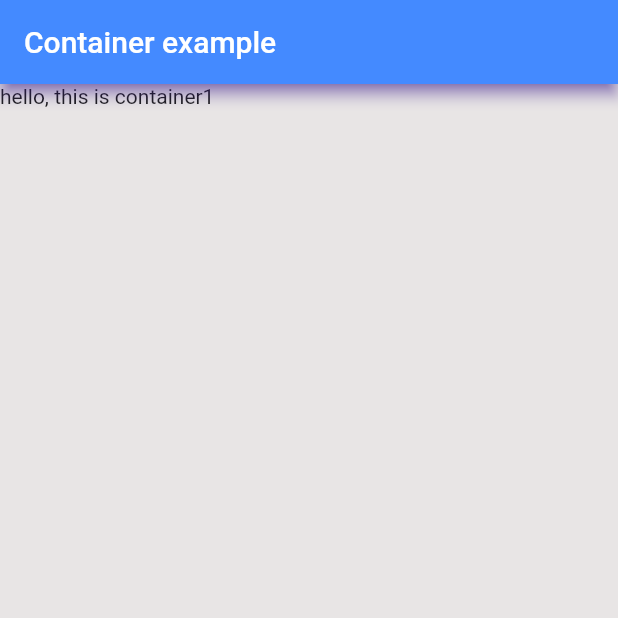
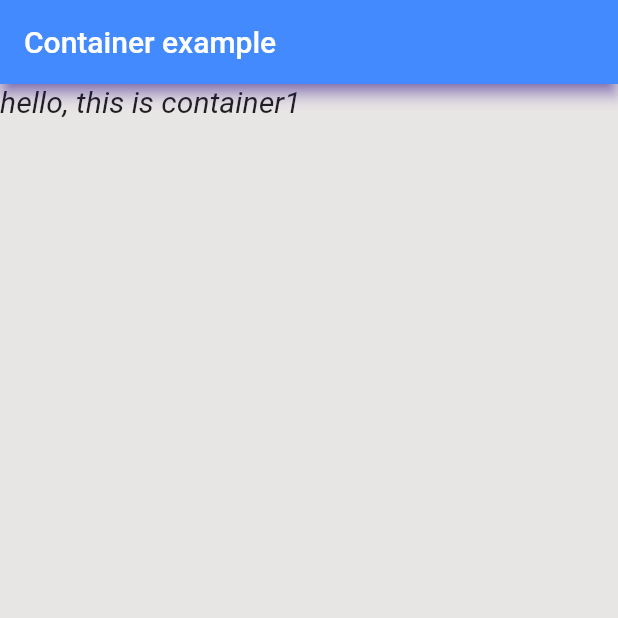
Before and after one commit to kirtijangid/container, a Flutter app: the screen it shows after launch, on a phone screen of 412 x 824 dp, the top half of it. Run offline on Flutter 3.47's test engine with Material 2 defaults, Android fonts, the phone set to English and light mode, and no system bars.

Commit message:
giving styles to the text

```diff
--- a/lib/main.dart
+++ b/lib/main.dart
@@ -42,7 +42,10 @@ class MyApp extends StatelessWidget {
 
               child: Text(
                 'hello, this is container1',
-
+                style: TextStyle(
+                  fontSize: 20,
+                  fontStyle: FontStyle.italic,
+                ),
               ),
             ),
           ),
```
